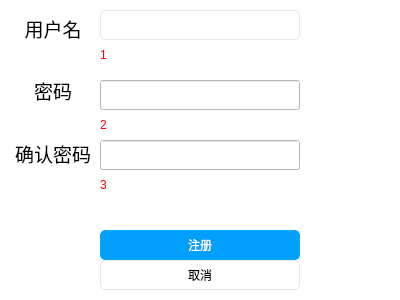
Old version of the form Pro1 mk34/register_form.ui in the repository KamChiHei/330.
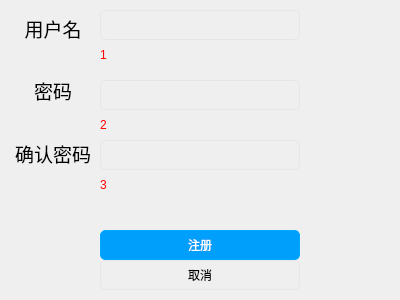
New version of the form. Icons and pictures are not drawn.

The edit to the form file:
```diff
--- a/Pro1 mk34/register_form.ui
+++ b/Pro1 mk34/register_form.ui
@@ -30,7 +30,7 @@
     <normaloff>:/new/prefix1/iconANDpic/plane.png</normaloff>:/new/prefix1/iconANDpic/plane.png</iconset>
   </property>
   <property name="styleSheet">
-   <string notr="true">background-color: rgb(255, 255, 255);</string>
+   <string notr="true"/>
   </property>
   <widget class="QLineEdit" name="name">
    <property name="geometry">
@@ -59,6 +59,14 @@
      <height>30</height>
     </rect>
    </property>
+   <property name="styleSheet">
+    <string notr="true">QLineEdit {
+    background-color: transparent;
+	font: 16pt &quot;Microsoft YaHei UI&quot;;
+    border: 1px solid rgb(230, 230, 230);
+    border-radius: 5px;
+}</string>
+   </property>
   </widget>
   <widget class="QLineEdit" name="pwd2">
    <property name="geometry">
@@ -69,6 +77,14 @@
      <height>30</height>
     </rect>
    </property>
+   <property name="styleSheet">
+    <string notr="true">QLineEdit {
+    background-color: transparent;
+	font: 16pt &quot;Microsoft YaHei UI&quot;;
+    border: 1px solid rgb(230, 230, 230);
+    border-radius: 5px;
+}</string>
+   </property>
   </widget>
   <widget class="QPushButton" name="B1">
    <property name="geometry">
@@ -245,6 +261,37 @@
     </item>
    </layout>
   </widget>
+  <widget class="QFrame" name="frame">
+   <property name="geometry">
+    <rect>
+     <x>0</x>
+     <y>0</y>
+     <width>401</width>
+     <height>301</height>
+    </rect>
+   </property>
+   <property name="styleSheet">
+    <string notr="true">background-color: rgba(255, 255, 255, 0);
+background-image: url(:/new/prefix2/iconANDpic/login(400x300).png);
+</string>
+   </property>
+   <property name="frameShape">
+    <enum>QFrame::Shape::StyledPanel</enum>
+   </property>
+   <property name="frameShadow">
+    <enum>QFrame::Shadow::Raised</enum>
+   </property>
+  </widget>
+  <zorder>frame</zorder>
+  <zorder>name</zorder>
+  <zorder>pwd1</zorder>
+  <zorder>pwd2</zorder>
+  <zorder>B1</zorder>
+  <zorder>B2</zorder>
+  <zorder>pwdtips2</zorder>
+  <zorder>nametips</zorder>
+  <zorder>pwdtips1</zorder>
+  <zorder>layoutWidget</zorder>
  </widget>
  <resources>
   <include location="icon.qrc"/>
```
